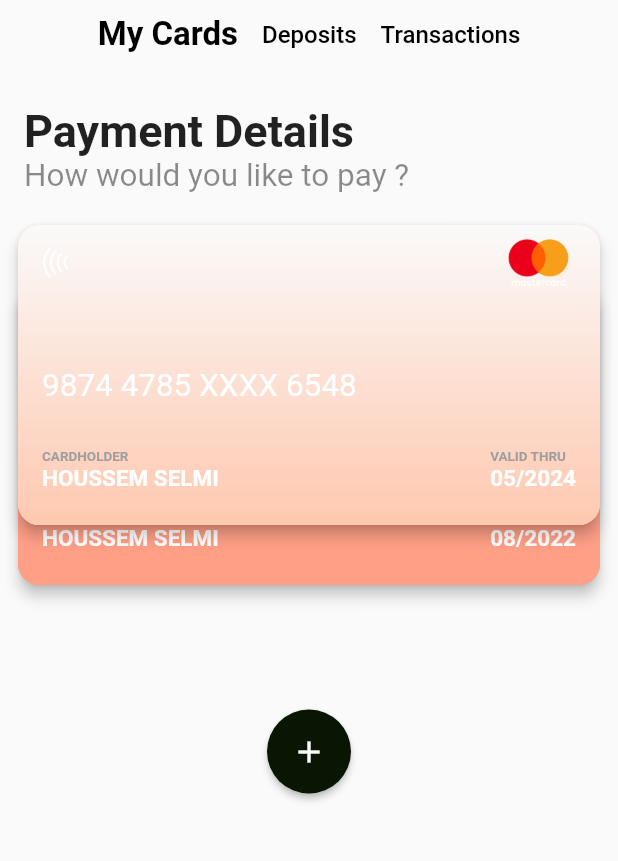
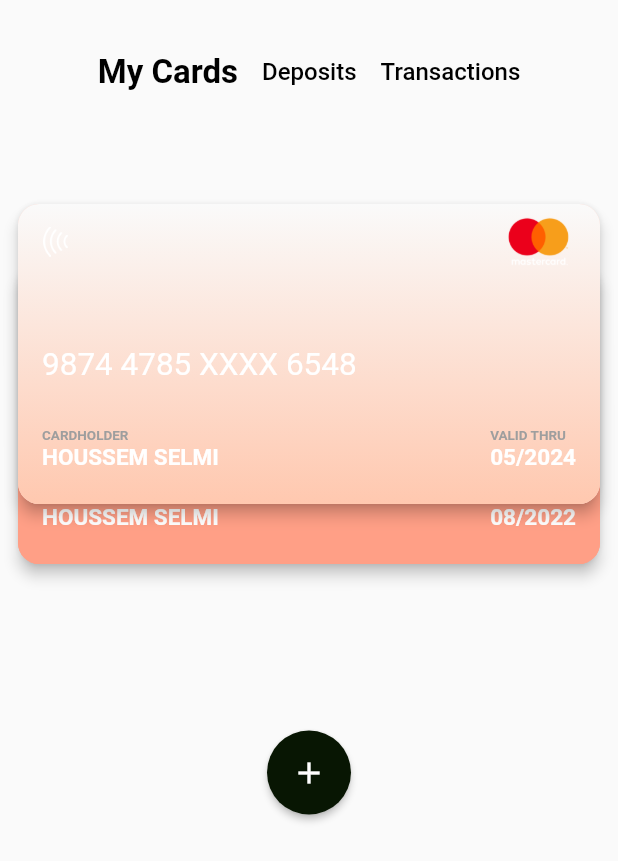
Before and after one commit to Akib7/finance-mobile-app, a Flutter app: the TopTabBar screen opened directly, on a phone screen of 412 x 824 dp. Shown: the top 861 px of the screen. Run offline on Flutter 3.47's test engine with Material 2 defaults, Android fonts, the phone set to English and light mode, and no system bars; drawn by our look-alikes of buttons_tabbar; our stand-ins replace cloud_firestore, firebase_auth, firebase_core, get, image_picker, persistent_bottom_nav_bar; accounts and stored records are empty; network calls fail; Roboto replaces fonts that are missing (CourrierPrime).

Commit message:
styled the credit cards

```diff
--- a/lib/widgets/credit_card_page.dart
+++ b/lib/widgets/credit_card_page.dart
@@ -13,10 +13,9 @@ class CreditCardsPage extends StatelessWidget {
           child: Column(
             crossAxisAlignment: CrossAxisAlignment.start,
             children: <Widget>[
-              _buildTitleSection(
-                  title: "Payment Details",
-                  subTitle: "How would you like to pay ?"),
-              Stack(
+              Padding(
+                padding: const EdgeInsets.symmetric(vertical: 28.0),
+                child: Stack(
                   children: [
                     Padding(
                       padding: const EdgeInsets.symmetric(vertical: 40.0),
@@ -38,6 +37,7 @@ class CreditCardsPage extends StatelessWidget {
                     ),
                   ],
                 ),
+              ),
               const SizedBox(
                 height: 15,
               ),
@@ -58,27 +58,6 @@ class CreditCardsPage extends StatelessWidget {
   }
 
   // Build the title section
-  Column _buildTitleSection({@required title, @required subTitle}) {
-    return Column(
-      crossAxisAlignment: CrossAxisAlignment.start,
-      children: <Widget>[
-        Padding(
-          padding: const EdgeInsets.only(left: 8.0, top: 16.0),
-          child: Text(
-            '$title',
-            style: const TextStyle(fontSize: 30, fontWeight: FontWeight.bold),
-          ),
-        ),
-        Padding(
-          padding: const EdgeInsets.only(left: 8.0, bottom: 16.0),
-          child: Text(
-            '$subTitle',
-            style: const TextStyle(fontSize: 21, color: Colors.black45),
-          ),
-        )
-      ],
-    );
-  }
 
   // Build the credit card widget
   Card _buildCreditCard(
--- a/lib/widgets/top_tab_bar.dart
+++ b/lib/widgets/top_tab_bar.dart
@@ -19,7 +19,9 @@ class _TopTabBarState extends State<TopTabBar> {
           length: 3,
           child: Column(
             children: <Widget>[
-              ButtonsTabBar(
+              Padding(
+                padding: const EdgeInsets.symmetric(vertical: 25.0),
+                child: ButtonsTabBar(
                   backgroundColor: Theme.of(context).scaffoldBackgroundColor,
                   unselectedBackgroundColor:
                       Theme.of(context).scaffoldBackgroundColor,
@@ -41,6 +43,7 @@ class _TopTabBarState extends State<TopTabBar> {
                       text: "Transactions",
                     ),
                   ],
+                ),
               ),
               const Expanded(
                 child: TabBarView(
```
Lines whose indentation alone changed are shown as unchanged.
